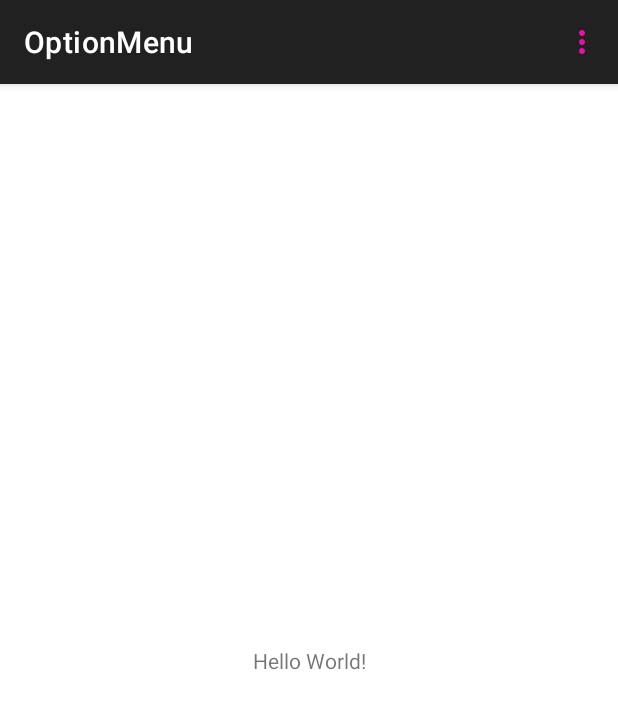
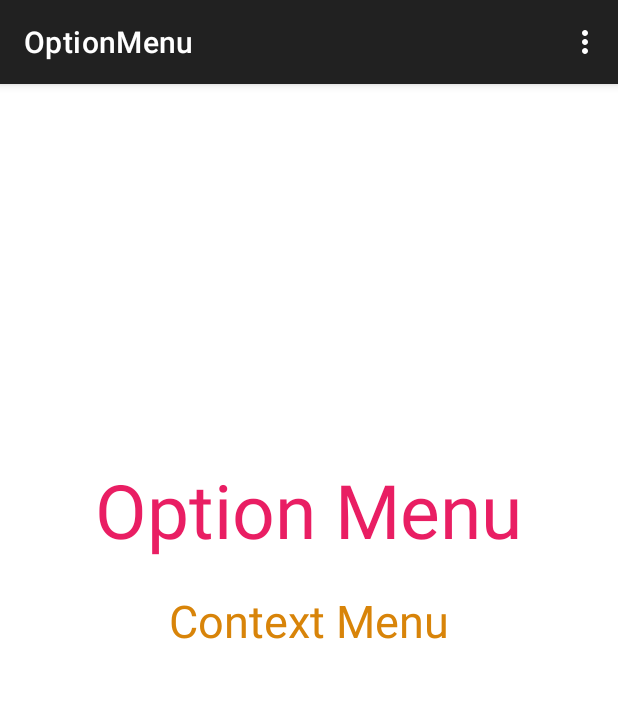
Before and after one commit to pthienquan1/Android-mobile-app-Kotlin, an Android app: the screen it shows after launch (MainActivity), on a phone screen of 412 x 824 dp. Shown: the top 709 px of the screen. Run offline under Robolectric (Android 15) with nearby library versions, the phone set to English and light mode, and no system bars; 3 statements that could not run were skipped.

Commit message:
ContextMenu

```diff
--- a/AndroidStudioProjects/OptionMenu/app/src/main/java/com/example/optionmenu/MainActivity.kt
+++ b/AndroidStudioProjects/OptionMenu/app/src/main/java/com/example/optionmenu/MainActivity.kt
@@ -1,10 +1,14 @@
 package com.example.optionmenu
 
 import android.annotation.SuppressLint
+import android.content.res.ColorStateList
+import android.graphics.Color
 import androidx.appcompat.app.AppCompatActivity
 import android.os.Bundle
+import android.view.ContextMenu
 import android.view.Menu
 import android.view.MenuItem
+import android.view.View
 import android.widget.Toast
 import com.example.optionmenu.databinding.ActivityMainBinding
 
@@ -19,20 +23,76 @@ class MainActivity : AppCompatActivity() {
         binding = ActivityMainBinding.inflate(layoutInflater);
         setContentView(binding.root);
 
+        registerForContextMenu(binding.txtContext)
 
     }
 
+    //Phần này là Option Menu sử dụng xml
+//    override fun onCreateOptionsMenu(menu: Menu?): Boolean {
+//       menuInflater.inflate(R.menu.menu2,menu);
+//        return true
+//    }
+//
+//    override fun onOptionsItemSelected(item: MenuItem): Boolean {
+//        when(item.itemId){
+//            R.id.menuExit -> finish()
+//            R.id.menuHome -> Toast.makeText(this,"Home",Toast.LENGTH_SHORT).show()
+//            R.id.menuSearch -> Toast.makeText(this,"Search",Toast.LENGTH_SHORT).show()
+//        }
+//        return super.onOptionsItemSelected(item)
+//    }
+
+
     override fun onCreateOptionsMenu(menu: Menu?): Boolean {
-       menuInflater.inflate(R.menu.menu2,menu);
-        return true
+        menu?.add(1,1,1,"Red")
+        menu?.add(1,2,2,"Green")
+        menu?.add(1,3,3,"Black")
+
+        var subMenu = menu?.addSubMenu("Giới tính")
+        subMenu?.add(2,11,1,"Nam")
+        subMenu?.add(2,12,2,"Nu")
+        subMenu?.setGroupCheckable(2,true,true)
+        return super.onCreateOptionsMenu(menu)
     }
 
     override fun onOptionsItemSelected(item: MenuItem): Boolean {
         when(item.itemId){
-            R.id.menuExit -> finish()
-            R.id.menuHome -> Toast.makeText(this,"Home",Toast.LENGTH_SHORT).show()
-            R.id.menuSearch -> Toast.makeText(this,"Search",Toast.LENGTH_SHORT).show()
+            1->{
+                binding.txtOption.setTextColor(Color.RED)}
+            2->{
+                binding.txtOption.setTextColor(Color.GREEN)}
+
+            3->{
+                binding.txtOption.setTextColor(Color.BLACK)}
+            11->{
+                binding.txtOption.setText("Nam")
+            }
+            12->{
+                binding.txtOption.setText("Nữ")}
         }
         return super.onOptionsItemSelected(item)
     }
+
+    override fun onCreateContextMenu(
+        menu: ContextMenu?,
+        v: View?,
+        menuInfo: ContextMenu.ContextMenuInfo?
+    ) {
+        super.onCreateContextMenu(menu, v, menuInfo)
+        menu?.add(3,31,1,"RED")
+        menu?.add(3,32,2,"GREEN")
+        menu?.add(3,33,3,"BLACK")
+        menu?.setHeaderTitle("Mời cụ chọn mầu")
+
+
+    }
+
+    override fun onContextItemSelected(item: MenuItem): Boolean {
+        when(item.itemId){
+            31->{ binding.txtContext.setTextColor(Color.RED)}
+            32->{ binding.txtContext.setTextColor(Color.GREEN)}
+            33->{ binding.txtContext.setTextColor(Color.BLACK)}
+        }
+        return super.onContextItemSelected(item)
+    }
 }
--- a/AndroidStudioProjects/OptionMenu/app/src/main/res/layout/activity_main.xml
+++ b/AndroidStudioProjects/OptionMenu/app/src/main/res/layout/activity_main.xml
@@ -1,18 +1,30 @@
 <?xml version="1.0" encoding="utf-8"?>
-<androidx.constraintlayout.widget.ConstraintLayout xmlns:android="http://schemas.android.com/apk/res/android"
+<LinearLayout xmlns:android="http://schemas.android.com/apk/res/android"
     xmlns:app="http://schemas.android.com/apk/res-auto"
     xmlns:tools="http://schemas.android.com/tools"
     android:layout_width="match_parent"
     android:layout_height="match_parent"
+    android:orientation="vertical"
     tools:context=".MainActivity">
 
+
     <TextView
+        android:id="@+id/txtOption"
         android:layout_width="wrap_content"
         android:layout_height="wrap_content"
-        android:text="Hello World!"
-        app:layout_constraintBottom_toBottomOf="parent"
-        app:layout_constraintEnd_toEndOf="parent"
-        app:layout_constraintStart_toStartOf="parent"
-        app:layout_constraintTop_toTopOf="parent" />
+        android:layout_gravity="center"
+        android:layout_marginTop="250dp"
+        android:text="Option Menu"
+        android:textColor="#E91E63"
+        android:textSize="50sp" />
 
-</androidx.constraintlayout.widget.ConstraintLayout>
+    <TextView
+        android:id="@+id/txtContext"
+        android:layout_width="wrap_content"
+        android:layout_height="wrap_content"
+        android:layout_gravity="center"
+        android:layout_marginTop="20dp"
+        android:text="Context Menu"
+        android:textColor="#D88409"
+        android:textSize="30sp" />
+</LinearLayout>
```
